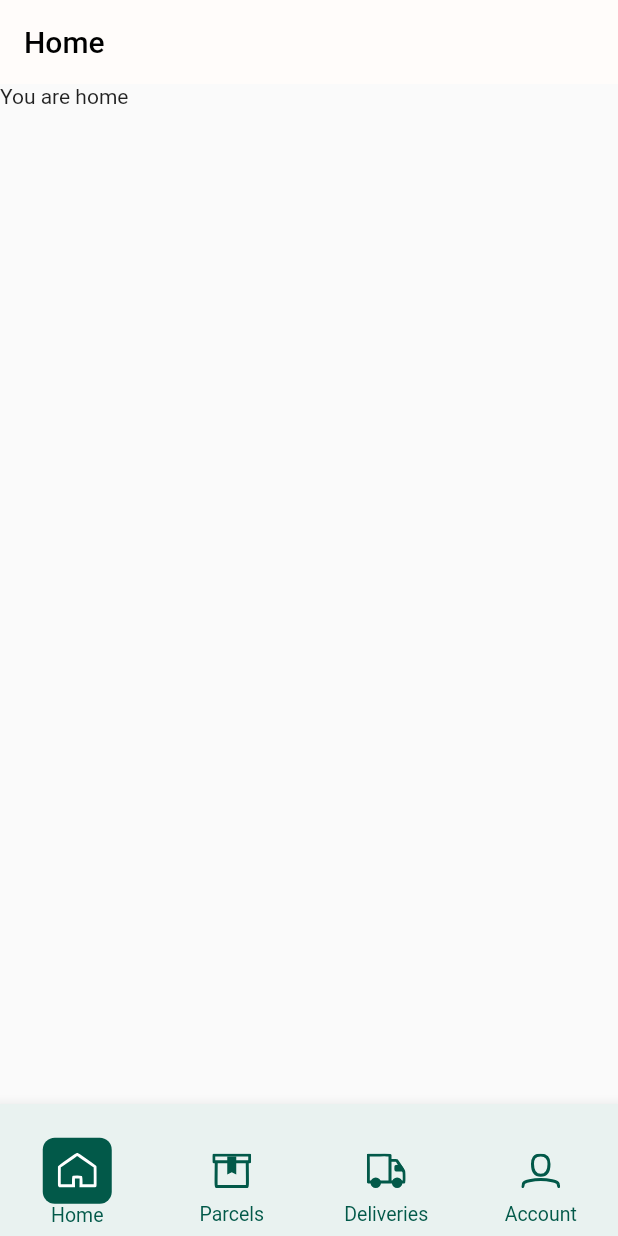
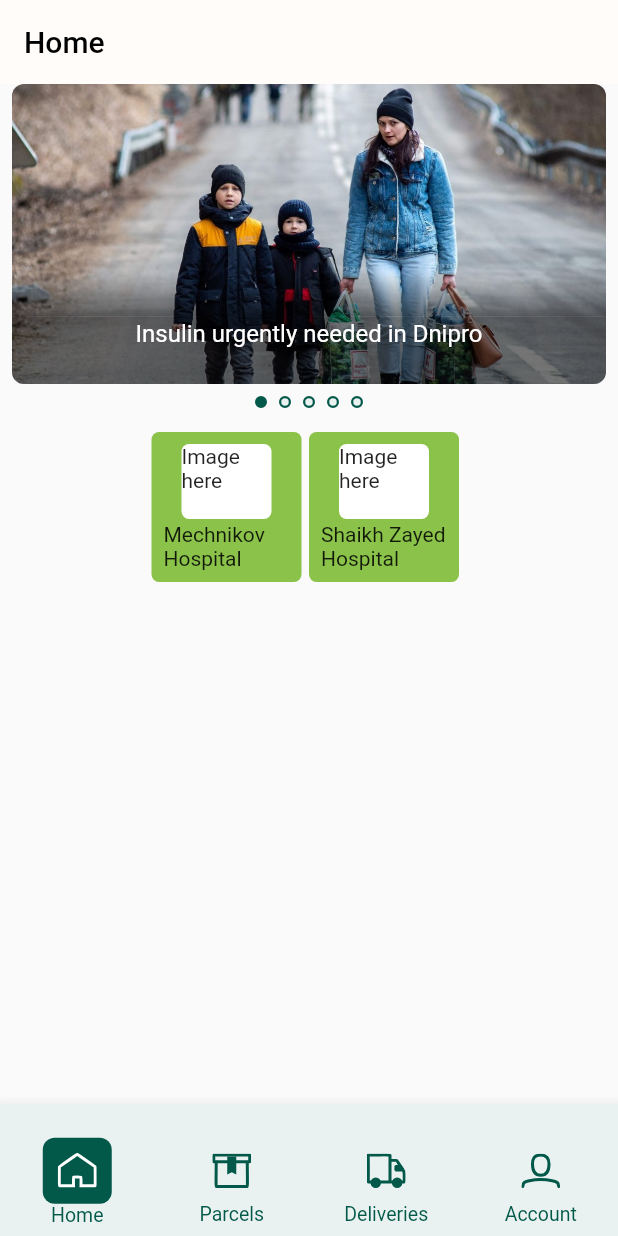
Before and after one commit to thatnick/aid-parcel, a Flutter app: the screen it shows after launch, on a phone screen of 412 x 824 dp. Run offline on Flutter 3.47's test engine with Material 2 defaults, Android fonts, the phone set to English and light mode, and no system bars; our stand-ins replace equatable, flutter_bloc, flutter_svg, geolocator, google_maps_flutter, permission_handler.

Commit message:
Adds home page cards and carousel

```diff
--- /dev/null
+++ b/lib/screens/home/beneficiary_card.dart
@@ -0,0 +1,44 @@
+import 'package:flutter/material.dart';
+
+import '../../models/beneficiary_model.dart';
+
+class BeneficiaryBox extends StatelessWidget {
+  final Beneficiary beneficiary;
+  const BeneficiaryBox({super.key, required this.beneficiary});
+
+  @override
+  Widget build(BuildContext context) {
+    return Container(
+      width: 100,
+      margin: const EdgeInsets.only(right: 5),
+      decoration: BoxDecoration(
+        color: Colors.lightGreen,
+        borderRadius: BorderRadius.circular(5),
+      ),
+      child: Stack(
+        children: [
+          Align(
+            alignment: Alignment.topCenter,
+            child: Container(
+              margin: const EdgeInsets.only(top: 8),
+              height: 50,
+              width: 60,
+              decoration: BoxDecoration(
+                color: Colors.white,
+                borderRadius: BorderRadius.circular(5),
+              ),
+              child: const Text('Image here'),
+            ),
+          ),
+          Padding(
+            padding: const EdgeInsets.all(8.0),
+            child: Align(
+              alignment: Alignment.bottomCenter,
+              child: Text(beneficiary.name),
+            ),
+          )
+        ],
+      ),
+    );
+  }
+}
--- /dev/null
+++ b/lib/screens/home/featured_carousel.dart
@@ -0,0 +1,153 @@
+import 'package:flutter/material.dart';
+
+class FeaturedCarousel extends StatefulWidget {
+  const FeaturedCarousel({super.key});
+
+  @override
+  State<FeaturedCarousel> createState() => _FeaturedCarouselState();
+}
+
+class _FeaturedCarouselState extends State<FeaturedCarousel> {
+  final totalFeatures = 5;
+  int currentFeatureIndex = 0;
+
+  @override
+  Widget build(BuildContext context) {
+    return Stack(children: [
+      SizedBox(
+        height: 200,
+        child: PageView.builder(
+            scrollDirection: Axis.horizontal,
+            itemCount: totalFeatures,
+            onPageChanged: (int pageIndex) => setState(() {
+                  currentFeatureIndex = pageIndex;
+                }),
+            itemBuilder: (context, index) {
+              return Stack(
+                children: [
+                  const FeaturedImage(),
+                  ImageOverlay(
+                      totalFeatures: totalFeatures, currentFeatureIndex: index)
+                ],
+              );
+            }),
+      ),
+      SizedBox(
+        height: 224,
+        child: Row(
+          mainAxisAlignment: MainAxisAlignment.center,
+          crossAxisAlignment: CrossAxisAlignment.end,
+          children: List<Widget>.generate(totalFeatures, (int index) {
+            return Padding(
+              padding: const EdgeInsets.symmetric(horizontal: 4, vertical: 8),
+              child: Container(
+                width: 8,
+                height: 8,
+                decoration: BoxDecoration(
+                  shape: BoxShape.circle,
+                  border:
+                      Border.all(color: const Color(0xFF025949), width: 1.5),
+                  color: index == currentFeatureIndex
+                      ? const Color(0xFF025949)
+                      : const Color(0xFFE9F2F0),
+                ),
+              ),
+            );
+          }),
+        ),
+      )
+    ]);
+  }
+}
+
+class FeaturedImage extends StatelessWidget {
+  const FeaturedImage({
+    Key? key,
+  }) : super(key: key);
+
+  @override
+  Widget build(BuildContext context) {
+    return Padding(
+      padding: const EdgeInsets.symmetric(horizontal: 8),
+      child: Container(
+        decoration: BoxDecoration(
+          borderRadius: BorderRadius.circular(8),
+          image: const DecorationImage(
+            image: AssetImage(
+              'assets/sample_images/ukr/cover.jpeg',
+            ),
+            fit: BoxFit.cover,
+          ),
+        ),
+      ),
+    );
+  }
+}
+
+class ImageOverlay extends StatelessWidget {
+  final int totalFeatures;
+  final int currentFeatureIndex;
+
+  const ImageOverlay({
+    Key? key,
+    required this.totalFeatures,
+    required this.currentFeatureIndex,
+  }) : super(key: key);
+
+  @override
+  Widget build(BuildContext context) {
+    return Align(
+      alignment: Alignment.center,
+      child: Column(
+        children: [
+          const SizedBox(
+            height: 125,
+          ),
+          Container(
+            width: MediaQuery.of(context).size.width - 16,
+            height: 30,
+            decoration: const BoxDecoration(
+              gradient: LinearGradient(
+                begin: Alignment.bottomCenter,
+                end: Alignment.topCenter,
+                colors: [
+                  Colors.black54,
+                  Colors.transparent,
+                ],
+              ),
+            ),
+          ),
+          Container(
+            width: MediaQuery.of(context).size.width - 16,
+            height: 45,
+            decoration: const BoxDecoration(
+              borderRadius: BorderRadius.only(
+                bottomLeft: Radius.circular(8),
+                bottomRight: Radius.circular(8),
+              ),
+              color: Colors.black54,
+            ),
+            child: Padding(
+              padding: const EdgeInsets.only(bottom: 8, left: 8, right: 8),
+              child: Column(
+                mainAxisAlignment: MainAxisAlignment.end,
+                children: const [
+                  Text(
+                    'Insulin urgently needed in Dnipro',
+                    style: TextStyle(
+                      color: Colors.white,
+                      fontSize: 16,
+                    ),
+                  ),
+                  SizedBox(
+                    height: 16,
+                  )
+                ],
+              ),
+            ),
+          ),
+        ],
+      ),
+    );
+  }
+}
--- a/lib/screens/home/home_page.dart
+++ b/lib/screens/home/home_page.dart
@@ -1,9 +1,13 @@
 import 'package:flutter/material.dart';
 
+import '../../models/beneficiary_model.dart';
+import '../../models/country_model.dart';
 import '../error/error_page.dart';
 import '../main/destination_view.dart';
+import 'beneficiary_card.dart';
+import 'featured_carousel.dart';
 
-class HomePage extends StatelessWidget {
+class HomePage extends StatefulWidget {
   static final DestinationView destinationView = DestinationView(
     index: 0,
     routeBuilder: _buildRoute,
@@ -11,6 +15,20 @@ class HomePage extends StatelessWidget {
 
   const HomePage({super.key});
 
+  @override
+  State<HomePage> createState() => _HomePageState();
+
+  static Widget _buildRoute(String routeName) {
+    switch (routeName) {
+      case '/':
+        return const HomePage();
+      default:
+        return const ErrorPage();
+    }
+  }
+}
+
+class _HomePageState extends State<HomePage> {
   @override
   Widget build(BuildContext context) {
     return Scaffold(
@@ -21,20 +39,27 @@ class HomePage extends StatelessWidget {
         backgroundColor: const Color(0xFFFFFCFA),
         foregroundColor: Colors.black,
       ),
-      body: Column(
-        children: const [
-          Text('You are home'),
-        ],
+      body: SingleChildScrollView(
+        child: Column(
+          children: [
+            const FeaturedCarousel(),
+            Padding(
+              padding: const EdgeInsets.all(8.0),
+              child: SizedBox(
+                height: 100,
+                child: ListView.builder(
+                    scrollDirection: Axis.horizontal,
+                    shrinkWrap: true,
+                    itemCount: Country.sampleCountries.length,
+                    itemBuilder: (context, index) {
+                      return BeneficiaryBox(
+                          beneficiary: Beneficiary.sampleBeneficiaries[index]);
+                    }),
+              ),
+            ),
+          ],
+        ),
       ),
     );
   }
-
-  static Widget _buildRoute(String routeName) {
-    switch (routeName) {
-      case '/':
-        return const HomePage();
-      default:
-        return const ErrorPage();
-    }
-  }
 }
--- a/lib/screens/parcels/checkout_page.dart
+++ b/lib/screens/parcels/checkout_page.dart
@@ -10,8 +10,17 @@ class CheckoutPage extends StatelessWidget {
         title: const Text('Checkout'),
         elevation: 0,
         scrolledUnderElevation: 4,
+        centerTitle: false,
         backgroundColor: const Color(0xFFFFFCFA),
         foregroundColor: Colors.black,
+        leading: Builder(
+          builder: (BuildContext context) {
+            return IconButton(
+              icon: const Icon(Icons.arrow_back_rounded),
+              onPressed: () => Navigator.maybePop(context),
+            );
+          },
+        ),
       ),
       body: const Text('You are at the checkout'),
     );
--- a/lib/screens/parcels/parcels_page.dart
+++ b/lib/screens/parcels/parcels_page.dart
@@ -19,6 +19,7 @@ class ParcelsPage extends StatelessWidget {
         title: const Text('Parcels'),
         elevation: 0,
         scrolledUnderElevation: 4,
+        centerTitle: false,
         backgroundColor: const Color(0xFFFFFCFA),
         foregroundColor: Colors.black,
       ),
--- a/pubspec.yaml
+++ b/pubspec.yaml
@@ -69,6 +69,8 @@ flutter:
   assets:
     - assets/
     - assets/icons/
+    - assets/sample_images/ukr/
+    - assets/sample_images/afg/
   #   - images/a_dot_burr.jpeg
   #   - images/a_dot_ham.jpeg
 
```
